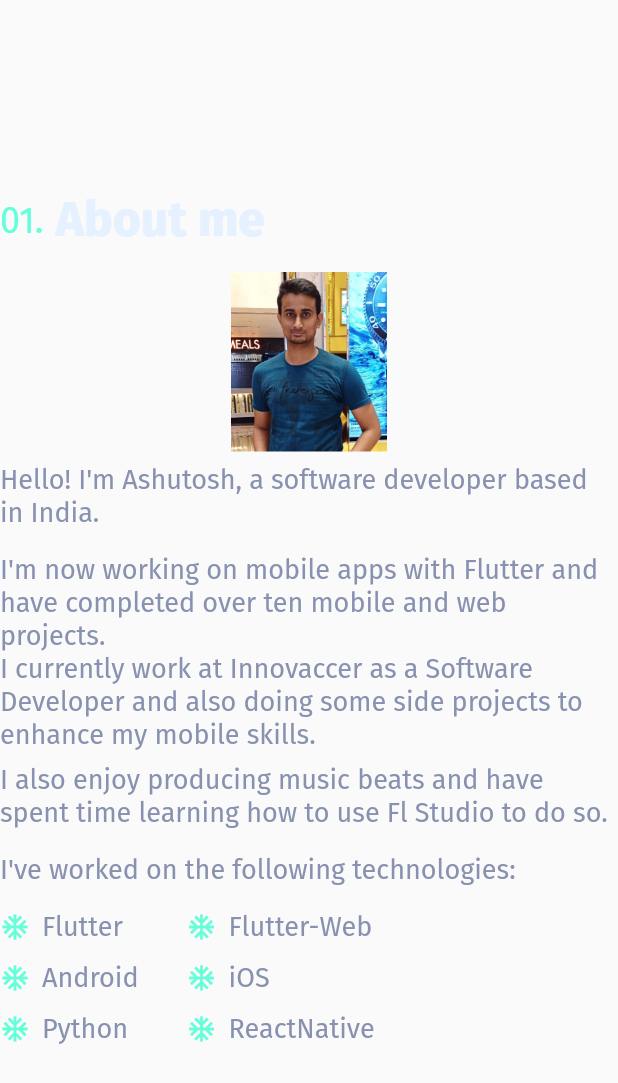
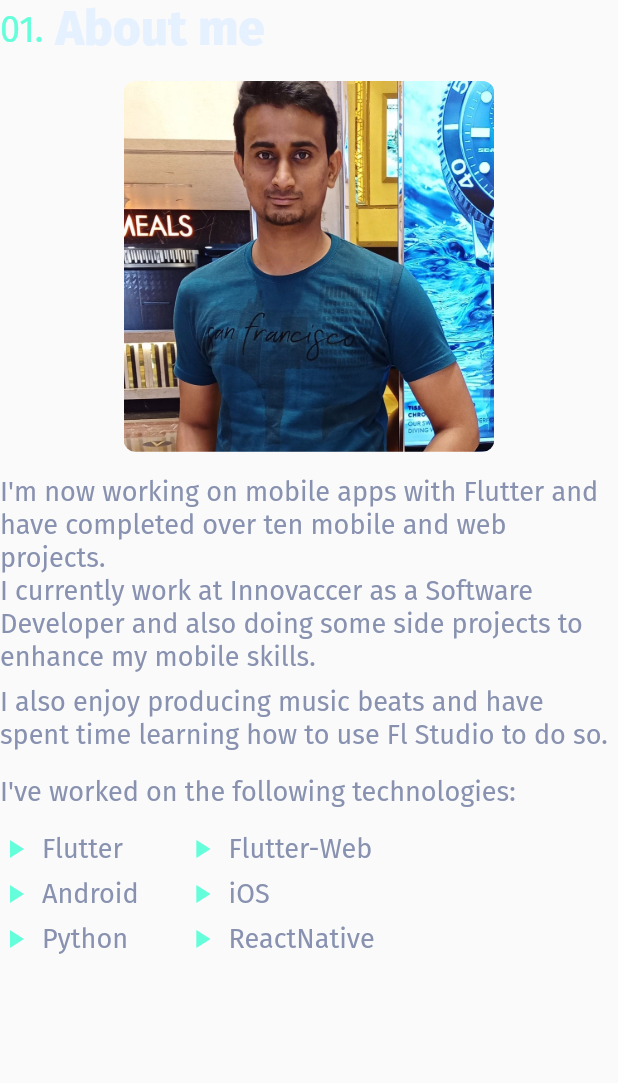
Before and after one commit to hiashutoshsingh/flutter-developer-portfolio, a Flutter app: the AboutMeWidget widget shown alone on an empty page, opened directly, on a phone screen of 412 x 824 dp. Shown: the top 1083 px of the screen. Run offline on Flutter 3.47's test engine with Material 2 defaults, Android fonts, the phone set to English and light mode, and no system bars; our stand-ins replace flutter_svg, url_launcher_web; missing offline and left inert: particles_flutter; project files that could hold a hidden picture were left out.

Commit message:
image fixes

```diff
--- a/lib/widgets/company_job_info.dart
+++ b/lib/widgets/company_job_info.dart
@@ -183,7 +183,7 @@ class CompanyJobInfo extends StatelessWidget {
       crossAxisAlignment: CrossAxisAlignment.start,
       children: [
         Padding(
-          padding: const EdgeInsets.only(top: 2),
+          padding: EdgeInsets.only(top: 2),
           child: Icon(
             Icons.play_arrow,
             size: CommonFunction.isApp(context) ? 20 : 16,
--- a/lib/widgets/home_body/app_home_body.dart
+++ b/lib/widgets/home_body/app_home_body.dart
@@ -17,8 +17,7 @@ class AppHomeBody extends StatelessWidget {
 
   @override
   Widget build(BuildContext context) {
-    return Container(
-      child: PageView(
+    return PageView(
       scrollDirection: Axis.vertical,
       controller: pageController,
       pageSnapping: false,
@@ -112,7 +111,6 @@ class AppHomeBody extends StatelessWidget {
           child: OtherProjects(),
         ),
       ],
-      ),
     );
   }
 
--- a/lib/widgets/main_page/about_me_widget.dart
+++ b/lib/widgets/main_page/about_me_widget.dart
@@ -12,6 +12,7 @@ class AboutMeWidget extends StatelessWidget {
     return Column(
       crossAxisAlignment: CrossAxisAlignment.start,
       mainAxisAlignment: MainAxisAlignment.center,
+      mainAxisSize: MainAxisSize.min,
       children: [
         SubHeader(
           number: '01.',
@@ -28,22 +29,14 @@ class AboutMeWidget extends StatelessWidget {
               child: Column(
                 crossAxisAlignment: CrossAxisAlignment.start,
                 mainAxisAlignment: MainAxisAlignment.center,
+                mainAxisSize: MainAxisSize.min,
                 children: [
-                  CommonFunction.isApp(context) ? Center(child: ProfileImageWidget()) : Container(),
-
-                  /// todo move all contents to constants
-                  Text(
-                    "Hello! I'm Ashutosh, a software developer based in India.",
-                    style: TextStyle(
-                      fontSize: CommonFunction.isApp(context) ? 18 : 16,
-                      color: Constants.slate,
-                      fontFamily: 'FiraSans',
-                      fontWeight: FontWeight.w400,
-                    ),
-                  ),
+                  if (CommonFunction.isApp(context)) ...[
+                    Center(child: ProfileImageWidget()),
                     SizedBox(
                       height: 16,
                     ),
+                  ],
                   Text(
                     "I'm now working on mobile apps with Flutter and have completed over ten mobile and web projects. \nI currently work at Innovaccer as a Software Developer and also doing some side projects to enhance my mobile skills.",
                     style: TextStyle(
@@ -68,7 +61,8 @@ class AboutMeWidget extends StatelessWidget {
                   SizedBox(
                     height: 16,
                   ),
-                  Text(
+                  Flexible(
+                    child: Text(
                       "I've worked on the following technologies:",
                       style: TextStyle(
                         fontSize: CommonFunction.isApp(context) ? 18 : 16,
@@ -77,10 +71,12 @@ class AboutMeWidget extends StatelessWidget {
                         fontWeight: FontWeight.w400,
                       ),
                     ),
+                  ),
                   SizedBox(
                     height: 16,
                   ),
-                  Row(
+                  Flexible(
+                    child: Row(
                       mainAxisSize: MainAxisSize.min,
                       children: [
                         Column(
@@ -88,11 +84,11 @@ class AboutMeWidget extends StatelessWidget {
                           children: [
                             TechStackItem(text: 'Flutter'),
                             SizedBox(
-                            height: 12,
+                              height: CommonFunction.isApp(context) ? 8 : 12,
                             ),
                             TechStackItem(text: 'Android'),
                             SizedBox(
-                            height: 12,
+                              height: CommonFunction.isApp(context) ? 8 : 12,
                             ),
                             TechStackItem(text: 'Python'),
                           ],
@@ -105,23 +101,24 @@ class AboutMeWidget extends StatelessWidget {
                           children: [
                             TechStackItem(text: 'Flutter-Web'),
                             SizedBox(
-                            height: 12,
+                              height: CommonFunction.isApp(context) ? 8 : 12,
                             ),
                             TechStackItem(text: 'iOS'),
                             SizedBox(
-                            height: 12,
+                              height: CommonFunction.isApp(context) ? 8 : 12,
                             ),
                             TechStackItem(text: 'ReactNative'),
                           ],
                         ),
                       ],
                     ),
+                  ),
                 ],
               ),
             ),
             !CommonFunction.isApp(context)
                 ? Flexible(
-                    flex: 3,
+                    flex: 4,
                     child: ProfileImageWidget(),
                   )
                 : Container()
--- a/lib/widgets/profile_image_widget.dart
+++ b/lib/widgets/profile_image_widget.dart
@@ -4,14 +4,16 @@ import 'package:flutter_developer_portfolio/utils/common_functions.dart';
 class ProfileImageWidget extends StatelessWidget {
   @override
   Widget build(BuildContext context) {
+    var size = MediaQuery.of(context).size;
     return Padding(
-      padding: EdgeInsets.symmetric(horizontal: 16) + EdgeInsets.only(bottom: CommonFunction.isApp(context) ? 8 : 32),
+      padding: EdgeInsets.symmetric(horizontal: 16),
       child: ClipRRect(
-        borderRadius: BorderRadius.circular(6),
+        borderRadius: BorderRadius.circular(CommonFunction.isApp(context) ? 8 : 6),
         child: Image.asset(
           "asset/profile.jpeg",
-          height: CommonFunction.isApp(context) ? 120 : null,
-          width: CommonFunction.isApp(context) ? 120 : null,
+          height: CommonFunction.isApp(context) ? size.height * .3 : size.height * .3,
+          width: CommonFunction.isApp(context) ? size.width * .6 : size.height * .6,
+          fit: BoxFit.cover,
         ),
       ),
     );
--- a/lib/widgets/tech_stack_item.dart
+++ b/lib/widgets/tech_stack_item.dart
@@ -14,7 +14,7 @@ class TechStackItem extends StatelessWidget {
     return Row(
       children: [
         Icon(
-          Icons.ac_unit_sharp,
+          Icons.play_arrow,
           size: CommonFunction.isApp(context) ? 20 : 14,
           color: Constants.green,
         ),
```
Lines whose indentation alone changed are shown as unchanged.
